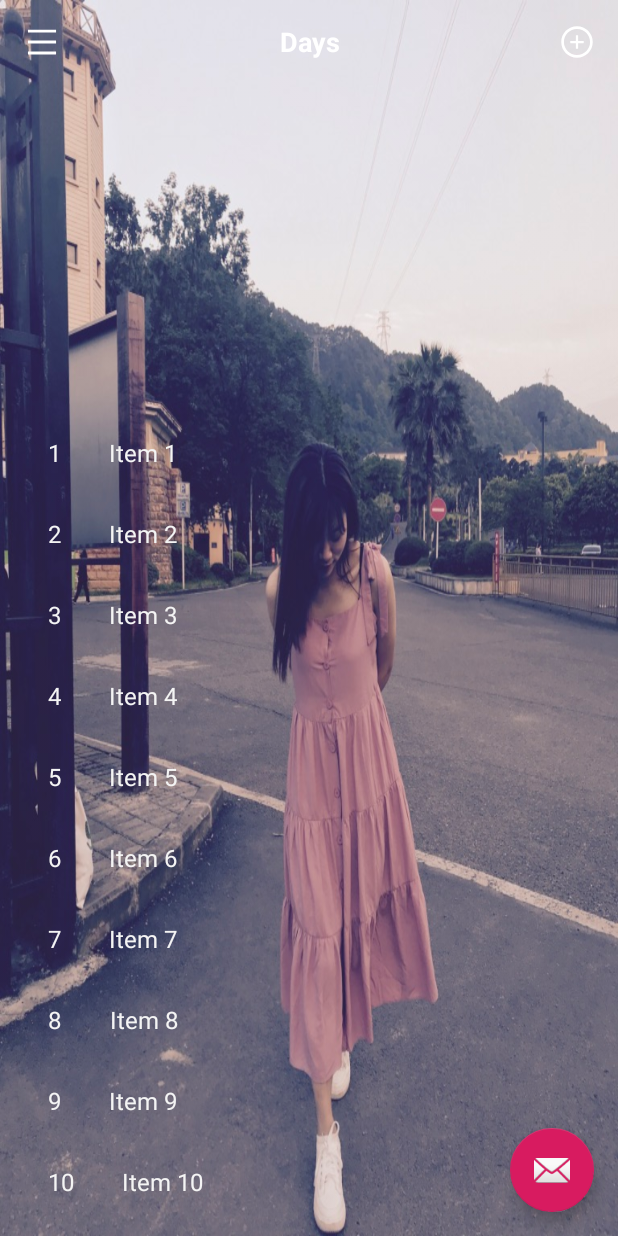
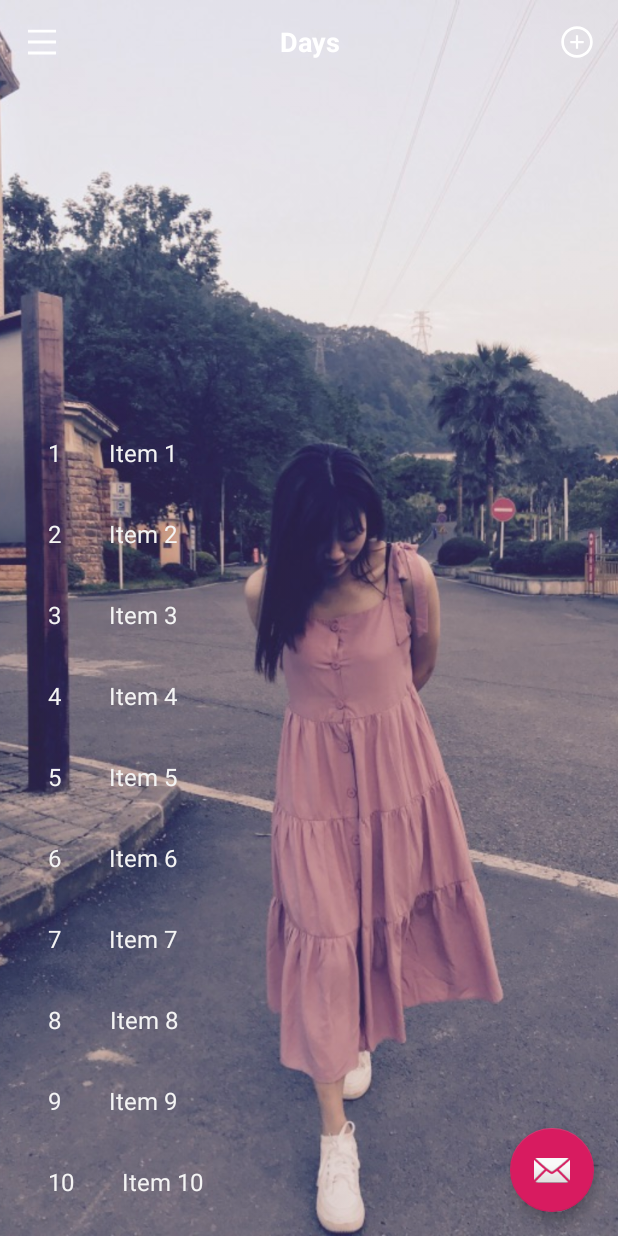
Before and after one commit to LimerenceT/OurDay, an Android app: the screen it shows after launch (ItemListActivity), after a tap on an icon or button, on a phone screen of 412 x 824 dp. Run offline under Robolectric (Android 15) with nearby library versions, the phone set to English and light mode, and no system bars.

Commit message:
Update background fullscreen，Delete Crop picture feature

```diff
--- a/app/src/main/java/com/day/ourday/ItemListActivity.java
+++ b/app/src/main/java/com/day/ourday/ItemListActivity.java
@@ -5,7 +5,7 @@ import android.content.Context;
 import android.content.Intent;
 import android.content.pm.PackageManager;
 import android.graphics.Bitmap;
-import android.graphics.drawable.BitmapDrawable;
+import android.graphics.Color;
 import android.net.Uri;
 import android.os.Bundle;
 import android.provider.MediaStore;
@@ -18,14 +18,12 @@ import android.widget.TextView;
 
 import androidx.annotation.NonNull;
 import androidx.appcompat.app.AppCompatActivity;
-import androidx.appcompat.widget.Toolbar;
 import androidx.core.content.ContextCompat;
 import androidx.recyclerview.widget.RecyclerView;
 
 import com.day.ourday.dummy.DummyContent;
 import com.google.android.material.floatingactionbutton.FloatingActionButton;
 
-import java.io.File;
 import java.io.IOException;
 import java.util.List;
 
@@ -46,21 +44,55 @@ public class ItemListActivity extends AppCompatActivity {
      */
     private boolean mTwoPane;
     private static final int REQUEST_CODE_GALLERY = 0x10;
-    private File imageFile = null;// 声明File对象
-    private static final int CROP_PHOTO = 0x12;// 裁剪图片标识请求码
+    private ImageView imageView;
 
-    private ImageView imageView;
-    private Uri imageUri = null;// 裁剪后的图片uri
 
-    private void gallery() {
+    @Override
+    protected void onCreate(Bundle savedInstanceState) {
+        super.onCreate(savedInstanceState);
+        setContentView(R.layout.activity_item_list);
+
+        imageView = findViewById(R.id.imageView);
+        requestStoragePermission();
+        FloatingActionButton fab = findViewById(R.id.fab);
+        fab.setOnClickListener(new View.OnClickListener() {
+            @Override
+            public void onClick(View view) {
+                pickPictureFromGallery();
+            }
+        });
+
+        if (findViewById(R.id.item_detail_container) != null) {
+            // The detail container view will be present only in the
+            // large-screen layouts (res/values-w900dp).
+            // If this view is present, then the
+            // activity should be in two-pane mode.
+            mTwoPane = true;
+        }
+
+        View recyclerView = findViewById(R.id.item_list);
+        assert recyclerView != null;
+        setupRecyclerView((RecyclerView) recyclerView);
+
+        // 设置背景图全屏显示
+        View decorView = getWindow().getDecorView();
+        int option = View.SYSTEM_UI_FLAG_LAYOUT_FULLSCREEN
+                | View.SYSTEM_UI_FLAG_LAYOUT_STABLE;
+        decorView.setSystemUiVisibility(option);
+        getWindow().setStatusBarColor(Color.TRANSPARENT);
+    }
+
+    // TODO: 2019-06-22 存储选择的图片，以后提供一个界面再次选择
+    // FIXME: 2019-06-22 图片方向问题
+    private void pickPictureFromGallery() {
         Intent intent = new Intent(Intent.ACTION_PICK, MediaStore.Images.Media.EXTERNAL_CONTENT_URI);
         // 以startActivityForResult的方式启动一个activity用来获取返回的结果
         startActivityForResult(intent, REQUEST_CODE_GALLERY);
 
     }
 
+
     private void requestStoragePermission() {
-
         int hasCameraPermission = ContextCompat.checkSelfPermission(this, Manifest.permission.READ_EXTERNAL_STORAGE);
         int writePermission = ContextCompat.checkSelfPermission(this, Manifest.permission.WRITE_EXTERNAL_STORAGE);
         Log.e("TAG", "开始" + hasCameraPermission);
@@ -77,117 +109,19 @@ public class ItemListActivity extends AppCompatActivity {
 
     @Override
     protected void onActivityResult(int requestCode, int resultCode, Intent data) {
-//        super.onActivityResult(requestCode, resultCode, data);
-        if (resultCode == RESULT_OK) {// 操作成功了
-
-            switch (requestCode) {
-
-                case REQUEST_CODE_GALLERY:// 图库选择图片
-
-                    int height = getWindow().getDecorView().getHeight();
-                    int width = getWindow().getDecorView().getWidth();
-                    Uri uri = data.getData();// 获取图片的uri
-
-                    Intent intent_gallery_crop = new Intent("com.android.camera.action.CROP");
-                    intent_gallery_crop.setDataAndType(uri, "image/*");
-
-                    // 设置裁剪
-                    intent_gallery_crop.putExtra("crop", "true");
-                    intent_gallery_crop.putExtra("scale", true);
-                    // aspectX aspectY 是宽高的比例
-                    intent_gallery_crop.putExtra("aspectX", 3);
-                    intent_gallery_crop.putExtra("aspectY", 4);
-                    // outputX outputY 是裁剪图片宽高
-                    intent_gallery_crop.putExtra("outputX", width);
-                    intent_gallery_crop.putExtra("outputY", height);
-
-                    intent_gallery_crop.putExtra("return-data", false);
-
-                    // 创建文件保存裁剪的图片
-                    createImageFile();
-                    imageUri = Uri.fromFile(imageFile);
-
-                    if (imageUri != null) {
-                        intent_gallery_crop.putExtra(MediaStore.EXTRA_OUTPUT, imageUri);
-                        intent_gallery_crop.putExtra("outputFormat", Bitmap.CompressFormat.JPEG.toString());
-                    }
-
-                    startActivityForResult(intent_gallery_crop, CROP_PHOTO);
-
-                    break;
-
-                case CROP_PHOTO:// 裁剪图片
-
-                    try {
-
-                        if (imageUri != null) {
-                            displayImage(imageUri);
-                        }
-
-                    } catch (Exception e) {
-                        e.printStackTrace();
-                    }
-
-                    break;
-
+        if (resultCode == RESULT_OK && requestCode == REQUEST_CODE_GALLERY) {
+            try {
+                displayImage(data.getData());
+            } catch (IOException e) {
+                e.printStackTrace();
             }
-
         }
-    }
-
-    private void createImageFile() {
-
-        try {
-
-            if (imageFile != null && imageFile.exists()) {
-                imageFile.delete();
-            }
-
-          Log.d("dd",this.getFilesDir().getPath());
-            imageFile = new File(this.getFilesDir().getPath(),System.currentTimeMillis() + "galleryDemo.jpg");
-        } catch (Exception e) {
-            e.printStackTrace();
-        }
-
     }
 
     private void displayImage(Uri imageUri) throws IOException {
         Bitmap bitmap = MediaStore.Images.Media.getBitmap(this.getContentResolver(), imageUri);
-        BitmapDrawable bd = new BitmapDrawable(getResources(), bitmap);
-//        imageView.setImageBitmap(bitmap);
-        imageView.setBackground(bd);
+        imageView.setImageBitmap(bitmap);
 
-    }
-
-    @Override
-    protected void onCreate(Bundle savedInstanceState) {
-        super.onCreate(savedInstanceState);
-        setContentView(R.layout.activity_item_list);
-//        Toolbar toolbar = findViewById(R.id.toolbar);
-//        setSupportActionBar(toolbar);
-        imageView = findViewById(R.id.imageView);
-        requestStoragePermission();
-        FloatingActionButton fab = findViewById(R.id.fab);
-        fab.setOnClickListener(new View.OnClickListener() {
-            @Override
-            public void onClick(View view) {
-//                Snackbar.make(view, "Replace with your own action", Snackbar.LENGTH_LONG)
-//                        .setAction("Action", null).show();
-                gallery();
-            }
-        });
-
-        if (findViewById(R.id.item_detail_container) != null) {
-            // The detail container view will be present only in the
-            // large-screen layouts (res/values-w900dp).
-            // If this view is present, then the
-            // activity should be in two-pane mode.
-            mTwoPane = true;
-        }
-
-        View recyclerView = findViewById(R.id.item_list);
-        assert recyclerView != null;
-        setupRecyclerView((RecyclerView) recyclerView);
     }
 
 
--- a/app/src/main/res/layout/activity_item_list.xml
+++ b/app/src/main/res/layout/activity_item_list.xml
@@ -4,15 +4,16 @@
     xmlns:tools="http://schemas.android.com/tools"
     android:layout_width="match_parent"
     android:layout_height="match_parent"
-    android:fitsSystemWindows="true"
+
     tools:context=".ItemListActivity">
 
     <ImageView
         android:id="@+id/imageView"
         android:layout_width="match_parent"
         android:layout_height="match_parent"
-        android:fitsSystemWindows="true"
-        android:background="@drawable/tang" />
+        android:scaleType="centerCrop"
+
+        android:src="@drawable/tang" />
 
     <LinearLayout
         android:layout_width="match_parent"
@@ -28,9 +29,9 @@
         <FrameLayout
             android:id="@+id/frameLayout"
             android:layout_width="match_parent"
+            android:layout_height="0dp"
             android:layout_weight="2"
-            app:layout_behavior="@string/appbar_scrolling_view_behavior"
-            android:layout_height="0dp">
+            app:layout_behavior="@string/appbar_scrolling_view_behavior">
 
             <include layout="@layout/item_list" />
 
@@ -60,26 +61,26 @@
             android:layout_height="?attr/actionBarSize"
             android:background="#00000000"
             app:popupTheme="@style/AppTheme.PopupOverlay">
+
             <TextView
                 android:layout_width="wrap_content"
                 android:layout_height="wrap_content"
                 android:layout_gravity="start"
                 android:layout_marginStart="15dp"
-                android:drawableStart="@drawable/ic_menu"
-                />
+                android:drawableStart="@drawable/ic_menu" />
+
             <TextView
                 android:layout_width="wrap_content"
                 android:layout_height="wrap_content"
                 android:layout_gravity="end"
                 android:layout_marginEnd="15dp"
-                android:drawableStart="@drawable/ic_plus_circle"
-                />
+                android:drawableStart="@drawable/ic_plus_circle" />
 
             <TextView
                 android:layout_width="wrap_content"
                 android:layout_height="wrap_content"
                 android:layout_gravity="center"
-                android:text="Days"
+                android:text="@string/title_activity_main"
                 android:textAlignment="center"
                 android:textAppearance="@style/TextAppearance.AppCompat.Medium"
                 android:textColor="#FFFFFF"
--- a/app/src/main/res/values/strings.xml
+++ b/app/src/main/res/values/strings.xml
@@ -1,6 +1,6 @@
 <resources>
     <string name="app_name">Our Day</string>
     <string name="title_item_detail">Item Detail</string>
-    <string name="title_activity_main">MainActivity</string>
+    <string name="title_activity_main">Days</string>
     <string name="action_settings">Settings</string>
 </resources>
--- a/app/src/main/res/values/styles.xml
+++ b/app/src/main/res/values/styles.xml
@@ -6,9 +6,12 @@
         <item name="colorPrimary">@color/colorPrimary</item>
         <item name="colorPrimaryDark">@color/colorPrimaryDark</item>
         <item name="colorAccent">@color/colorAccent</item>
-        <item name="android:windowTranslucentStatus">false</item>
-        <item name="android:windowDrawsSystemBarBackgrounds">true</item>
-        <item name="android:statusBarColor">@android:color/transparent</item>
+
+        <!--<item name="android:windowTranslucentStatus">false</item>-->
+        <!--<item name="android:windowTranslucentNavigation">false</item>-->
+        <!--<item name="android:windowDrawsSystemBarBackgrounds">true</item>-->
+        <!--<item name="android:statusBarColor">@android:color/transparent</item>-->
+        <!--<item name="android:navigationBarColor">@android:color/transparent</item>-->
         <!--<item name="android:windowLightStatusBar">true</item>-->
 
     </style>
@@ -21,6 +24,8 @@
 
     <style name="AppTheme.AppBarOverlay" parent="ThemeOverlay.AppCompat.Dark.ActionBar">
         <item name="elevation">0dp</item>
+        <!--这里设置才有用，xml设置失效，原理还不知道。作用是AppBarLayout设置一个padding让这个view不会跑到StatusBar上-->
+        <item name="android:fitsSystemWindows">true</item>
     </style>
 
     <style name="AppTheme.PopupOverlay" parent="ThemeOverlay.AppCompat.Light" />
```
